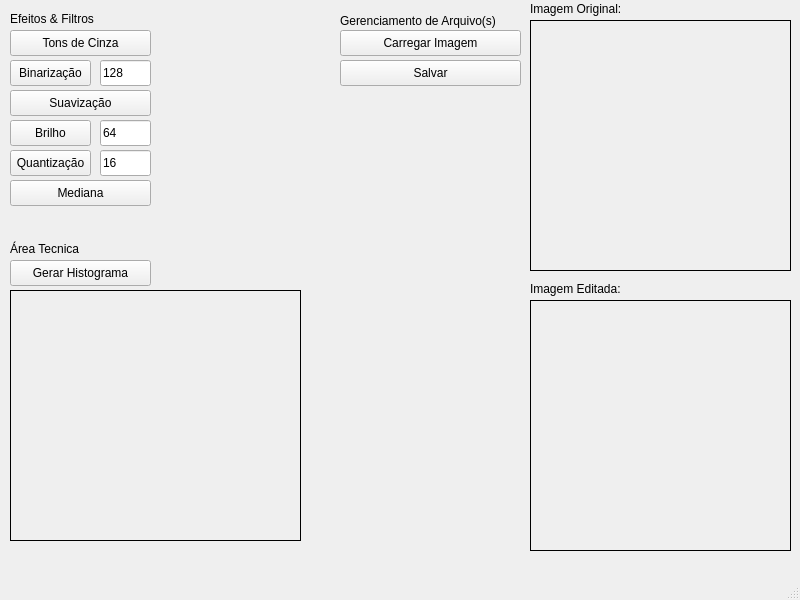
This is mainwindow.ui in broken-usb/pdi-qt as Qt 5 draws it before an edit. The edited form follows.
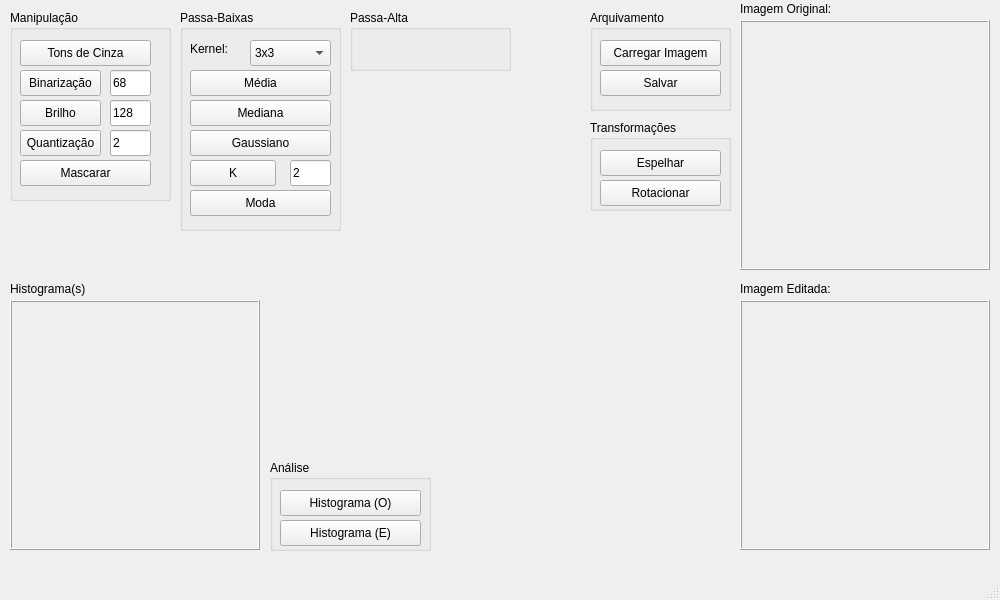
This is the edited form.

Commit message: Implementação das funções que foram cobradas para a primeira entrega e ajuste na interface.

```diff
--- a/mainwindow.ui
+++ b/mainwindow.ui
@@ -6,10 +6,31 @@
    <rect>
     <x>0</x>
     <y>0</y>
-    <width>800</width>
+    <width>1000</width>
     <height>600</height>
    </rect>
   </property>
+  <property name="minimumSize">
+   <size>
+    <width>600</width>
+    <height>400</height>
+   </size>
+  </property>
+  <property name="maximumSize">
+   <size>
+    <width>1000</width>
+    <height>600</height>
+   </size>
+  </property>
+  <property name="baseSize">
+   <size>
+    <width>1000</width>
+    <height>600</height>
+   </size>
+  </property>
+  <property name="contextMenuPolicy">
+   <enum>Qt::ContextMenuPolicy::NoContextMenu</enum>
+  </property>
   <property name="windowTitle">
    <string>PDI - QT</string>
   </property>
@@ -20,10 +41,10 @@
    <widget class="QLabel" name="lblOriginal">
     <property name="geometry">
      <rect>
-      <x>530</x>
+      <x>740</x>
       <y>20</y>
-      <width>261</width>
-      <height>251</height>
+      <width>250</width>
+      <height>250</height>
      </rect>
     </property>
     <property name="cursor">
@@ -32,6 +53,9 @@
     <property name="frameShape">
      <enum>QFrame::Shape::Box</enum>
     </property>
+    <property name="frameShadow">
+     <enum>QFrame::Shadow::Raised</enum>
+    </property>
     <property name="text">
      <string/>
     </property>
@@ -39,10 +63,10 @@
    <widget class="QLabel" name="lblProcessada">
     <property name="geometry">
      <rect>
-      <x>530</x>
+      <x>740</x>
       <y>300</y>
-      <width>261</width>
-      <height>251</height>
+      <width>250</width>
+      <height>250</height>
      </rect>
     </property>
     <property name="cursor">
@@ -51,106 +75,20 @@
     <property name="frameShape">
      <enum>QFrame::Shape::Box</enum>
     </property>
+    <property name="frameShadow">
+     <enum>QFrame::Shadow::Raised</enum>
+    </property>
     <property name="text">
      <string/>
     </property>
-   </widget>
-   <widget class="QPushButton" name="btnSalvar">
-    <property name="geometry">
-     <rect>
-      <x>340</x>
-      <y>60</y>
-      <width>181</width>
-      <height>26</height>
-     </rect>
-    </property>
-    <property name="cursor">
-     <cursorShape>PointingHandCursor</cursorShape>
-    </property>
-    <property name="toolTip">
-     <string>&lt;html&gt;&lt;head/&gt;&lt;body&gt;&lt;p&gt;Abre o seu gerenciador de arquivos e permite que você escolha um lugar para salvar a imagem.&lt;/p&gt;&lt;/body&gt;&lt;/html&gt;</string>
-    </property>
-    <property name="text">
-     <string>Salvar</string>
-    </property>
-   </widget>
-   <widget class="QPushButton" name="btnCinza">
-    <property name="geometry">
-     <rect>
-      <x>10</x>
-      <y>30</y>
-      <width>141</width>
-      <height>26</height>
-     </rect>
-    </property>
-    <property name="cursor">
-     <cursorShape>PointingHandCursor</cursorShape>
-    </property>
-    <property name="toolTip">
-     <string>&lt;html&gt;&lt;head/&gt;&lt;body&gt;&lt;p&gt;Aplica o efeito de &amp;quot;Escala Cinza&amp;quot; na imagem carregada.&lt;/p&gt;&lt;/body&gt;&lt;/html&gt;</string>
-    </property>
-    <property name="text">
-     <string>Tons de Cinza</string>
-    </property>
-   </widget>
-   <widget class="QPushButton" name="btnBinarizar">
-    <property name="geometry">
-     <rect>
-      <x>10</x>
-      <y>60</y>
-      <width>81</width>
-      <height>26</height>
-     </rect>
-    </property>
-    <property name="cursor">
-     <cursorShape>PointingHandCursor</cursorShape>
-    </property>
-    <property name="toolTip">
-     <string>&lt;html&gt;&lt;head/&gt;&lt;body&gt;&lt;p&gt;Aplica o efeito de &amp;quot;Binário&amp;quot;(255 ou 0) dependendo do valor informado.&lt;/p&gt;&lt;/body&gt;&lt;/html&gt;</string>
-    </property>
-    <property name="text">
-     <string>Binarização</string>
-    </property>
-   </widget>
-   <widget class="QLineEdit" name="edtLimiar">
-    <property name="geometry">
-     <rect>
-      <x>100</x>
-      <y>60</y>
-      <width>51</width>
-      <height>26</height>
-     </rect>
-    </property>
-    <property name="toolTip">
-     <string>&lt;html&gt;&lt;head/&gt;&lt;body&gt;&lt;p&gt;Valor para a Binarização.&lt;/p&gt;&lt;/body&gt;&lt;/html&gt;</string>
-    </property>
-    <property name="text">
-     <string>128</string>
-    </property>
-   </widget>
-   <widget class="QPushButton" name="btnCarregar">
-    <property name="geometry">
-     <rect>
-      <x>340</x>
-      <y>30</y>
-      <width>181</width>
-      <height>26</height>
-     </rect>
-    </property>
-    <property name="cursor">
-     <cursorShape>PointingHandCursor</cursorShape>
-    </property>
-    <property name="toolTip">
-     <string>&lt;html&gt;&lt;head/&gt;&lt;body&gt;&lt;p&gt;Abre o seu gerenciador de arquivos para escolher uma imagem.&lt;/p&gt;&lt;/body&gt;&lt;/html&gt;</string>
-    </property>
-    <property name="text">
-     <string>Carregar Imagem</string>
+    <property name="scaledContents">
+     <bool>true</bool>
     </property>
    </widget>
    <widget class="QLabel" name="lblTxtOriginal">
     <property name="geometry">
      <rect>
-      <x>530</x>
+      <x>740</x>
       <y>0</y>
       <width>111</width>
       <height>18</height>
@@ -163,7 +101,7 @@
    <widget class="QLabel" name="lblTxtProcessada">
     <property name="geometry">
      <rect>
-      <x>530</x>
+      <x>740</x>
       <y>280</y>
       <width>111</width>
       <height>18</height>
@@ -173,77 +111,13 @@
      <string>Imagem Editada:</string>
     </property>
    </widget>
-   <widget class="QLabel" name="lblTxtEfeitos">
-    <property name="geometry">
-     <rect>
-      <x>10</x>
-      <y>10</y>
-      <width>101</width>
-      <height>18</height>
-     </rect>
-    </property>
-    <property name="text">
-     <string>Efeitos &amp; Filtros</string>
-    </property>
-   </widget>
-   <widget class="QPushButton" name="btnPassaBaixas">
-    <property name="geometry">
-     <rect>
-      <x>10</x>
-      <y>90</y>
-      <width>141</width>
-      <height>26</height>
-     </rect>
-    </property>
-    <property name="cursor">
-     <cursorShape>PointingHandCursor</cursorShape>
-    </property>
-    <property name="toolTip">
-     <string>&lt;html&gt;&lt;head/&gt;&lt;body&gt;&lt;p&gt;Aplica o filtro de &amp;quot;Passa Baixas&amp;quot;, mais conhecido como Blur/Borrão.&lt;/p&gt;&lt;/body&gt;&lt;/html&gt;</string>
-    </property>
-    <property name="text">
-     <string>Suavização</string>
-    </property>
-   </widget>
-   <widget class="QPushButton" name="btnHistograma">
-    <property name="geometry">
-     <rect>
-      <x>10</x>
-      <y>260</y>
-      <width>141</width>
-      <height>26</height>
-     </rect>
-    </property>
-    <property name="cursor">
-     <cursorShape>PointingHandCursor</cursorShape>
-    </property>
-    <property name="toolTip">
-     <string>&lt;html&gt;&lt;head/&gt;&lt;body&gt;&lt;p&gt;Gera o &amp;quot;Histograma&amp;quot;, que exibe como as cores são distribuidas na imagem.&lt;/p&gt;&lt;/body&gt;&lt;/html&gt;</string>
-    </property>
-    <property name="text">
-     <string>Gerar Histograma</string>
-    </property>
-   </widget>
-   <widget class="QLabel" name="lblTxtTecnica">
-    <property name="geometry">
-     <rect>
-      <x>10</x>
-      <y>240</y>
-      <width>81</width>
-      <height>18</height>
-     </rect>
-    </property>
-    <property name="text">
-     <string>Área Tecnica</string>
-    </property>
-   </widget>
    <widget class="QLabel" name="lblHistograma">
     <property name="geometry">
      <rect>
       <x>10</x>
-      <y>290</y>
-      <width>291</width>
-      <height>251</height>
+      <y>300</y>
+      <width>250</width>
+      <height>250</height>
      </rect>
     </property>
     <property name="cursor">
@@ -252,6 +126,9 @@
     <property name="frameShape">
      <enum>QFrame::Shape::Box</enum>
     </property>
+    <property name="frameShadow">
+     <enum>QFrame::Shadow::Raised</enum>
+    </property>
     <property name="text">
      <string/>
     </property>
@@ -259,106 +136,518 @@
      <bool>true</bool>
     </property>
    </widget>
-   <widget class="QPushButton" name="btnBrilho">
+   <widget class="QGroupBox" name="grpBoxManipulacao">
     <property name="geometry">
      <rect>
       <x>10</x>
-      <y>120</y>
-      <width>81</width>
-      <height>26</height>
+      <y>10</y>
+      <width>161</width>
+      <height>191</height>
      </rect>
     </property>
-    <property name="cursor">
-     <cursorShape>PointingHandCursor</cursorShape>
+    <property name="title">
+     <string>Manipulação</string>
     </property>
-    <property name="toolTip">
-     <string>&lt;html&gt;&lt;head/&gt;&lt;body&gt;&lt;p&gt;Filtro para aumentar/diminuir o brilho de acordo com o valor informado.&lt;/p&gt;&lt;/body&gt;&lt;/html&gt;</string>
+    <widget class="QPushButton" name="btnCinza">
+     <property name="geometry">
+      <rect>
+       <x>10</x>
+       <y>30</y>
+       <width>131</width>
+       <height>26</height>
+      </rect>
+     </property>
+     <property name="cursor">
+      <cursorShape>PointingHandCursor</cursorShape>
+     </property>
+     <property name="toolTip">
+      <string>&lt;html&gt;&lt;head/&gt;&lt;body&gt;&lt;p&gt;Converte a imagem colorida para uma escala de cinza, calculando a média dos canais RGB.&lt;/p&gt;&lt;/body&gt;&lt;/html&gt;</string>
+     </property>
+     <property name="text">
+      <string>Tons de Cinza</string>
+     </property>
+    </widget>
+    <widget class="QPushButton" name="btnBinarizar">
+     <property name="geometry">
+      <rect>
+       <x>10</x>
+       <y>60</y>
+       <width>81</width>
+       <height>26</height>
+      </rect>
+     </property>
+     <property name="cursor">
+      <cursorShape>PointingHandCursor</cursorShape>
+     </property>
+     <property name="toolTip">
+      <string>&lt;html&gt;&lt;head/&gt;&lt;body&gt;&lt;p&gt;Transforma a imagem em preto e branco absoluto, separando os pixels pelo valor do limiar (Threshold).&lt;/p&gt;&lt;/body&gt;&lt;/html&gt;</string>
+     </property>
+     <property name="text">
+      <string>Binarização</string>
+     </property>
+    </widget>
+    <widget class="QPushButton" name="btnBrilho">
+     <property name="geometry">
+      <rect>
+       <x>10</x>
+       <y>90</y>
+       <width>81</width>
+       <height>26</height>
+      </rect>
+     </property>
+     <property name="cursor">
+      <cursorShape>PointingHandCursor</cursorShape>
+     </property>
+     <property name="toolTip">
+      <string>&lt;html&gt;&lt;head/&gt;&lt;body&gt;&lt;p&gt;Clareia ou escurece a imagem somando uma constante matemática a todos os pixels.&lt;/p&gt;&lt;/body&gt;&lt;/html&gt;</string>
+     </property>
+     <property name="text">
+      <string>Brilho</string>
+     </property>
+    </widget>
+    <widget class="QLineEdit" name="edtBrilho">
+     <property name="geometry">
+      <rect>
+       <x>100</x>
+       <y>90</y>
+       <width>41</width>
+       <height>26</height>
+      </rect>
+     </property>
+     <property name="toolTip">
+      <string>&lt;html&gt;&lt;head/&gt;&lt;body&gt;&lt;p&gt;Valor para o Brilho (Aceita Negativos).&lt;/p&gt;&lt;/body&gt;&lt;/html&gt;</string>
+     </property>
+     <property name="text">
+      <string>128</string>
+     </property>
+    </widget>
+    <widget class="QPushButton" name="btnQuantizacao">
+     <property name="geometry">
+      <rect>
+       <x>10</x>
+       <y>120</y>
+       <width>81</width>
+       <height>26</height>
+      </rect>
+     </property>
+     <property name="cursor">
+      <cursorShape>PointingHandCursor</cursorShape>
+     </property>
+     <property name="toolTip">
+      <string>&lt;html&gt;&lt;head/&gt;&lt;body&gt;&lt;p&gt;Achata a escala de cores, reduzindo a imagem a poucos tons (efeito de posterização ou degraus).&lt;/p&gt;&lt;/body&gt;&lt;/html&gt;</string>
+     </property>
+     <property name="text">
+      <string>Quantização</string>
+     </property>
+    </widget>
+    <widget class="QLineEdit" name="edtQuantizacao">
+     <property name="geometry">
+      <rect>
+       <x>100</x>
+       <y>120</y>
+       <width>41</width>
+       <height>26</height>
+      </rect>
+     </property>
+     <property name="toolTip">
+      <string>&lt;html&gt;&lt;head/&gt;&lt;body&gt;&lt;p&gt;Valor para a Quantização.&lt;/p&gt;&lt;/body&gt;&lt;/html&gt;</string>
+     </property>
+     <property name="text">
+      <string>2</string>
+     </property>
+    </widget>
+    <widget class="QLineEdit" name="edtLimiar">
+     <property name="geometry">
+      <rect>
+       <x>100</x>
+       <y>60</y>
+       <width>41</width>
+       <height>26</height>
+      </rect>
+     </property>
+     <property name="toolTip">
+      <string>&lt;html&gt;&lt;head/&gt;&lt;body&gt;&lt;p&gt;Valor para a Binarização.&lt;/p&gt;&lt;/body&gt;&lt;/html&gt;</string>
+     </property>
+     <property name="text">
+      <string>68</string>
+     </property>
+    </widget>
+    <widget class="QPushButton" name="btnAplicarMascara">
+     <property name="geometry">
+      <rect>
+       <x>10</x>
+       <y>150</y>
+       <width>131</width>
+       <height>26</height>
+      </rect>
+     </property>
+     <property name="cursor">
+      <cursorShape>PointingHandCursor</cursorShape>
+     </property>
+     <property name="toolTip">
+      <string>&lt;html&gt;&lt;head/&gt;&lt;body&gt;&lt;p&gt;Aplica uma segunda imagem como máscara (Operação Lógica AND). As áreas escuras da máscara escondem a foto original, enquanto as áreas claras a revelam.&lt;/p&gt;&lt;/body&gt;&lt;/html&gt;</string>
+     </property>
+     <property name="text">
+      <string>Mascarar</string>
+     </property>
+    </widget>
+   </widget>
+   <widget class="QGroupBox" name="grpBoxAltas">
+    <property name="geometry">
+     <rect>
+      <x>350</x>
+      <y>10</y>
+      <width>161</width>
+      <height>61</height>
+     </rect>
     </property>
-    <property name="text">
-     <string>Brilho</string>
+    <property name="title">
+     <string>Passa-Alta</string>
     </property>
    </widget>
-   <widget class="QLineEdit" name="edtBrilho">
+   <widget class="QGroupBox" name="grpBoxTransformacoes">
     <property name="geometry">
      <rect>
-      <x>100</x>
+      <x>590</x>
       <y>120</y>
-      <width>51</width>
-      <height>26</height>
+      <width>141</width>
+      <height>91</height>
      </rect>
     </property>
-    <property name="toolTip">
-     <string>&lt;html&gt;&lt;head/&gt;&lt;body&gt;&lt;p&gt;Caixinha para informar o valor do aumento de brilho, para diminuir o brilho informe um valor negativo (ex: -32).&lt;/p&gt;&lt;/body&gt;&lt;/html&gt;</string>
+    <property name="title">
+     <string>Transformações</string>
     </property>
-    <property name="text">
-     <string>64</string>
-    </property>
+    <widget class="QPushButton" name="btnEspelhar">
+     <property name="geometry">
+      <rect>
+       <x>10</x>
+       <y>30</y>
+       <width>121</width>
+       <height>26</height>
+      </rect>
+     </property>
+     <property name="cursor">
+      <cursorShape>PointingHandCursor</cursorShape>
+     </property>
+     <property name="toolTip">
+      <string>&lt;html&gt;&lt;head/&gt;&lt;body&gt;&lt;p&gt;Inverte a imagem horizontalmente (efeito de espelho)&lt;/p&gt;&lt;/body&gt;&lt;/html&gt;</string>
+     </property>
+     <property name="text">
+      <string>Espelhar</string>
+     </property>
+    </widget>
+    <widget class="QPushButton" name="btnRotacionar90">
+     <property name="geometry">
+      <rect>
+       <x>10</x>
+       <y>60</y>
+       <width>121</width>
+       <height>26</height>
+      </rect>
+     </property>
+     <property name="cursor">
+      <cursorShape>PointingHandCursor</cursorShape>
+     </property>
+     <property name="toolTip">
+      <string>&lt;html&gt;&lt;head/&gt;&lt;body&gt;&lt;p&gt;Gira a imagem atual em 90 graus no sentido horário.&lt;/p&gt;&lt;/body&gt;&lt;/html&gt;</string>
+     </property>
+     <property name="text">
+      <string>Rotacionar</string>
+     </property>
+    </widget>
    </widget>
-   <widget class="QLineEdit" name="edtQuantizacao">
+   <widget class="QGroupBox" name="grpBoxAnalise">
     <property name="geometry">
      <rect>
-      <x>100</x>
-      <y>150</y>
-      <width>51</width>
-      <height>26</height>
+      <x>270</x>
+      <y>460</y>
+      <width>161</width>
+      <height>91</height>
      </rect>
     </property>
-    <property name="toolTip">
-     <string>&lt;html&gt;&lt;head/&gt;&lt;body&gt;&lt;p&gt;Valor que sera utilizado para a quantização.&lt;/p&gt;&lt;/body&gt;&lt;/html&gt;</string>
+    <property name="title">
+     <string>Análise</string>
     </property>
-    <property name="text">
-     <string>16</string>
-    </property>
+    <widget class="QPushButton" name="btnHistograma">
+     <property name="geometry">
+      <rect>
+       <x>10</x>
+       <y>30</y>
+       <width>141</width>
+       <height>26</height>
+      </rect>
+     </property>
+     <property name="cursor">
+      <cursorShape>PointingHandCursor</cursorShape>
+     </property>
+     <property name="toolTip">
+      <string>&lt;html&gt;&lt;head/&gt;&lt;body&gt;&lt;p&gt;Gera o gráfico mostrando a distribuição da quantidade de pixels por tom de cinza na imagem original.&lt;/p&gt;&lt;/body&gt;&lt;/html&gt;</string>
+     </property>
+     <property name="text">
+      <string>Histograma (O)</string>
+     </property>
+    </widget>
+    <widget class="QPushButton" name="btnHistogramaProcessada">
+     <property name="geometry">
+      <rect>
+       <x>10</x>
+       <y>60</y>
+       <width>141</width>
+       <height>26</height>
+      </rect>
+     </property>
+     <property name="cursor">
+      <cursorShape>PointingHandCursor</cursorShape>
+     </property>
+     <property name="toolTip">
+      <string>&lt;html&gt;&lt;head/&gt;&lt;body&gt;&lt;p&gt;Gera o gráfico da imagem processada para você comparar matematicamente o efeito do filtro aplicado.&lt;/p&gt;&lt;/body&gt;&lt;/html&gt;</string>
+     </property>
+     <property name="text">
+      <string>Histograma (E)</string>
+     </property>
+    </widget>
    </widget>
-   <widget class="QPushButton" name="btnQuantizacao">
+   <widget class="QGroupBox" name="grpBoxBaixas">
     <property name="geometry">
      <rect>
-      <x>10</x>
-      <y>150</y>
-      <width>81</width>
-      <height>26</height>
+      <x>180</x>
+      <y>10</y>
+      <width>161</width>
+      <height>221</height>
      </rect>
     </property>
-    <property name="cursor">
-     <cursorShape>PointingHandCursor</cursorShape>
+    <property name="title">
+     <string>Passa-Baixas</string>
     </property>
-    <property name="toolTip">
-     <string>&lt;html&gt;&lt;head/&gt;&lt;body&gt;&lt;p&gt;Aplique o efeito de quantização de acordo com o valor informado.&lt;/p&gt;&lt;/body&gt;&lt;/html&gt;</string>
+    <property name="flat">
+     <bool>false</bool>
     </property>
-    <property name="text">
-     <string>Quantização</string>
+    <property name="checkable">
+     <bool>false</bool>
     </property>
+    <widget class="QPushButton" name="btnPassaBaixas">
+     <property name="geometry">
+      <rect>
+       <x>10</x>
+       <y>60</y>
+       <width>141</width>
+       <height>26</height>
+      </rect>
+     </property>
+     <property name="cursor">
+      <cursorShape>PointingHandCursor</cursorShape>
+     </property>
+     <property name="toolTip">
+      <string>&lt;html&gt;&lt;head/&gt;&lt;body&gt;&lt;p&gt;Suaviza a imagem (efeito de borrão) calculando a média de cores dos pixels vizinhos numa matriz 3x3.&lt;/p&gt;&lt;/body&gt;&lt;/html&gt;</string>
+     </property>
+     <property name="text">
+      <string>Média</string>
+     </property>
+    </widget>
+    <widget class="QPushButton" name="btnMediana">
+     <property name="geometry">
+      <rect>
+       <x>10</x>
+       <y>90</y>
+       <width>141</width>
+       <height>26</height>
+      </rect>
+     </property>
+     <property name="cursor">
+      <cursorShape>PointingHandCursor</cursorShape>
+     </property>
+     <property name="toolTip">
+      <string>&lt;html&gt;&lt;head/&gt;&lt;body&gt;&lt;p&gt;Excelente para remover ruídos isolados (&amp;quot;sal e pimenta&amp;quot;) preservando as linhas de contorno da imagem.&lt;/p&gt;&lt;/body&gt;&lt;/html&gt;</string>
+     </property>
+     <property name="text">
+      <string>Mediana</string>
+     </property>
+    </widget>
+    <widget class="QPushButton" name="btnGaussiano">
+     <property name="geometry">
+      <rect>
+       <x>10</x>
+       <y>120</y>
+       <width>141</width>
+       <height>26</height>
+      </rect>
+     </property>
+     <property name="cursor">
+      <cursorShape>PointingHandCursor</cursorShape>
+     </property>
+     <property name="toolTip">
+      <string>&lt;html&gt;&lt;head/&gt;&lt;body&gt;&lt;p&gt;Aplica um desfoque suave e natural, dando maior peso matemático ao pixel central da matriz.&lt;/p&gt;&lt;/body&gt;&lt;/html&gt;</string>
+     </property>
+     <property name="text">
+      <string>Gaussiano</string>
+     </property>
+    </widget>
+    <widget class="QPushButton" name="btnOrdemK">
+     <property name="geometry">
+      <rect>
+       <x>10</x>
+       <y>150</y>
+       <width>86</width>
+       <height>26</height>
+      </rect>
+     </property>
+     <property name="cursor">
+      <cursorShape>PointingHandCursor</cursorShape>
+     </property>
+     <property name="toolTip">
+      <string>&lt;html&gt;&lt;head/&gt;&lt;body&gt;&lt;p&gt;Filtro não-linear. Use K=0 para expandir áreas escuras (Mínimo) ou K=8 para expandir áreas claras (Máximo)&lt;/p&gt;&lt;/body&gt;&lt;/html&gt;</string>
+     </property>
+     <property name="text">
+      <string>K</string>
+     </property>
+    </widget>
+    <widget class="QLineEdit" name="edtK">
+     <property name="geometry">
+      <rect>
+       <x>110</x>
+       <y>150</y>
+       <width>41</width>
+       <height>26</height>
+      </rect>
+     </property>
+     <property name="toolTip">
+      <string>&lt;html&gt;&lt;head/&gt;&lt;body&gt;&lt;p&gt;Valor para o &amp;quot;K&amp;quot;.&lt;/p&gt;&lt;/body&gt;&lt;/html&gt;</string>
+     </property>
+     <property name="text">
+      <string>2</string>
+     </property>
+    </widget>
+    <widget class="QPushButton" name="btnModa">
+     <property name="geometry">
+      <rect>
+       <x>10</x>
+       <y>180</y>
+       <width>141</width>
+       <height>26</height>
+      </rect>
+     </property>
+     <property name="cursor">
+      <cursorShape>PointingHandCursor</cursorShape>
+     </property>
+     <property name="toolTip">
+      <string>&lt;html&gt;&lt;head/&gt;&lt;body&gt;&lt;p&gt;Substitui o pixel pela cor que mais se repete na sua vizinhança 3x3. Excelente para uniformizar texturas e remover ruídos.&lt;/p&gt;&lt;/body&gt;&lt;/html&gt;</string>
+     </property>
+     <property name="text">
+      <string>Moda</string>
+     </property>
+    </widget>
+    <widget class="QComboBox" name="cbTamanhoKernel">
+     <property name="geometry">
+      <rect>
+       <x>70</x>
+       <y>30</y>
+       <width>81</width>
+       <height>26</height>
+      </rect>
+     </property>
+     <property name="cursor">
+      <cursorShape>WhatsThisCursor</cursorShape>
+     </property>
+     <property name="toolTip">
+      <string>&lt;html&gt;&lt;head/&gt;&lt;body&gt;&lt;p&gt;Define o alcance do filtro: tamanhos menores (3x3) mantêm mais detalhes, enquanto tamanhos maiores (9x9) aplicam um efeito de suavização ou borrão muito mais intenso (Não afeta o &amp;quot;Gaussiano&amp;quot;).&lt;/p&gt;&lt;/body&gt;&lt;/html&gt;</string>
+     </property>
+     <item>
+      <property name="text">
+       <string>3x3</string>
+      </property>
+     </item>
+     <item>
+      <property name="text">
+       <string>5x5</string>
+      </property>
+     </item>
+     <item>
+      <property name="text">
+       <string>7x7</string>
+      </property>
+     </item>
+     <item>
+      <property name="text">
+       <string>9x9</string>
+      </property>
+     </item>
+    </widget>
+    <widget class="QLabel" name="lblTxtKernel">
+     <property name="geometry">
+      <rect>
+       <x>10</x>
+       <y>30</y>
+       <width>51</width>
+       <height>18</height>
+      </rect>
+     </property>
+     <property name="text">
+      <string>Kernel:</string>
+     </property>
+    </widget>
    </widget>
-   <widget class="QPushButton" name="btnMediana">
+   <widget class="QGroupBox" name="grpBoxArquivos">
     <property name="geometry">
      <rect>
-      <x>10</x>
-      <y>180</y>
+      <x>590</x>
+      <y>10</y>
       <width>141</width>
-      <height>26</height>
+      <height>101</height>
      </rect>
     </property>
-    <property name="cursor">
-     <cursorShape>PointingHandCursor</cursorShape>
+    <property name="title">
+     <string>Arquivamento</string>
     </property>
-    <property name="toolTip">
-     <string>&lt;html&gt;&lt;head/&gt;&lt;body&gt;&lt;p&gt;Aplica o filtro mediana na foto, bem similar ao de suavização porem de uma forma que preserva melhor a qualidade original da imagem.&lt;/p&gt;&lt;/body&gt;&lt;/html&gt;</string>
-    </property>
-    <property name="text">
-     <string>Mediana</string>
-    </property>
+    <widget class="QPushButton" name="btnCarregar">
+     <property name="geometry">
+      <rect>
+       <x>10</x>
+       <y>30</y>
+       <width>121</width>
+       <height>26</height>
+      </rect>
+     </property>
+     <property name="cursor">
+      <cursorShape>PointingHandCursor</cursorShape>
+     </property>
+     <property name="toolTip">
+      <string>&lt;html&gt;&lt;head/&gt;&lt;body&gt;&lt;p&gt;Abre uma nova imagem do seu computador para ser processada.&lt;/p&gt;&lt;/body&gt;&lt;/html&gt;</string>
+     </property>
+     <property name="text">
+      <string>Carregar Imagem</string>
+     </property>
+    </widget>
+    <widget class="QPushButton" name="btnSalvar">
+     <property name="geometry">
+      <rect>
+       <x>10</x>
+       <y>60</y>
+       <width>121</width>
+       <height>26</height>
+      </rect>
+     </property>
+     <property name="cursor">
+      <cursorShape>PointingHandCursor</cursorShape>
+     </property>
+     <property name="toolTip">
+      <string>&lt;html&gt;&lt;head/&gt;&lt;body&gt;&lt;p&gt;Salva a imagem resultante (processada) no seu computador.&lt;/p&gt;&lt;/body&gt;&lt;/html&gt;</string>
+     </property>
+     <property name="text">
+      <string>Salvar</string>
+     </property>
+    </widget>
    </widget>
    <widget class="QLabel" name="lblTxtArquivos">
     <property name="geometry">
      <rect>
-      <x>340</x>
-      <y>10</y>
-      <width>181</width>
-      <height>21</height>
+      <x>10</x>
+      <y>280</y>
+      <width>91</width>
+      <height>18</height>
      </rect>
     </property>
     <property name="text">
-     <string>Gerenciamento de Arquivo(s)</string>
+     <string>Histograma(s)</string>
     </property>
    </widget>
   </widget>
```
Left out of the diff: 7 changed lines with no effect on the pictures. The commit also changes 2 other files.
